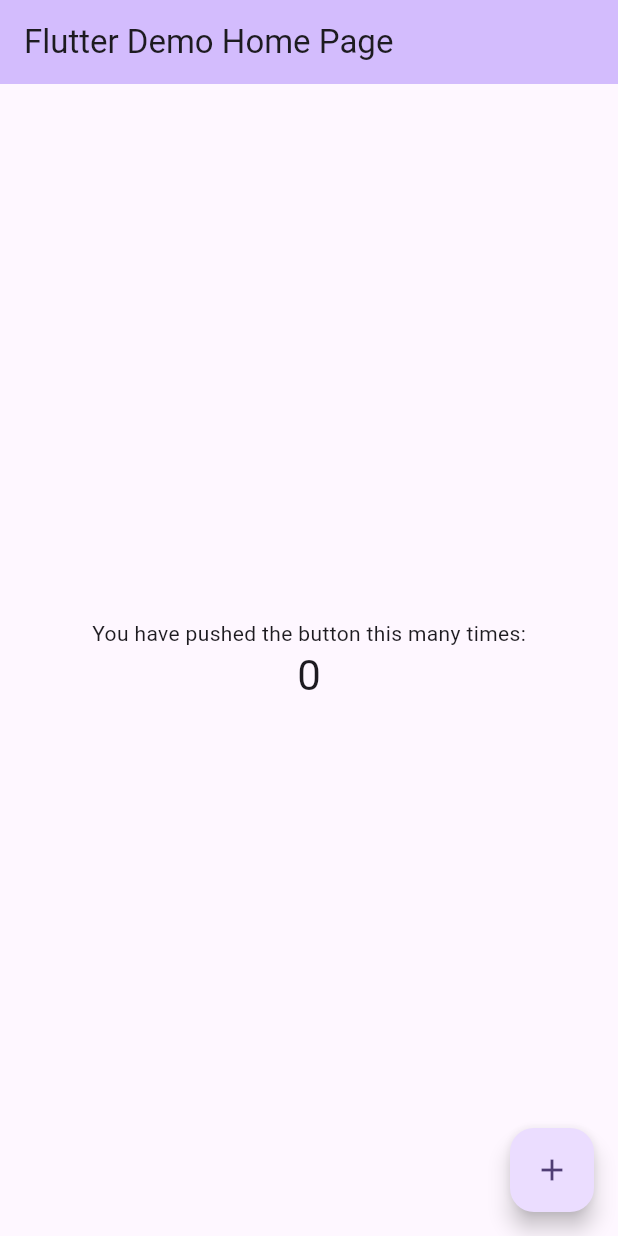
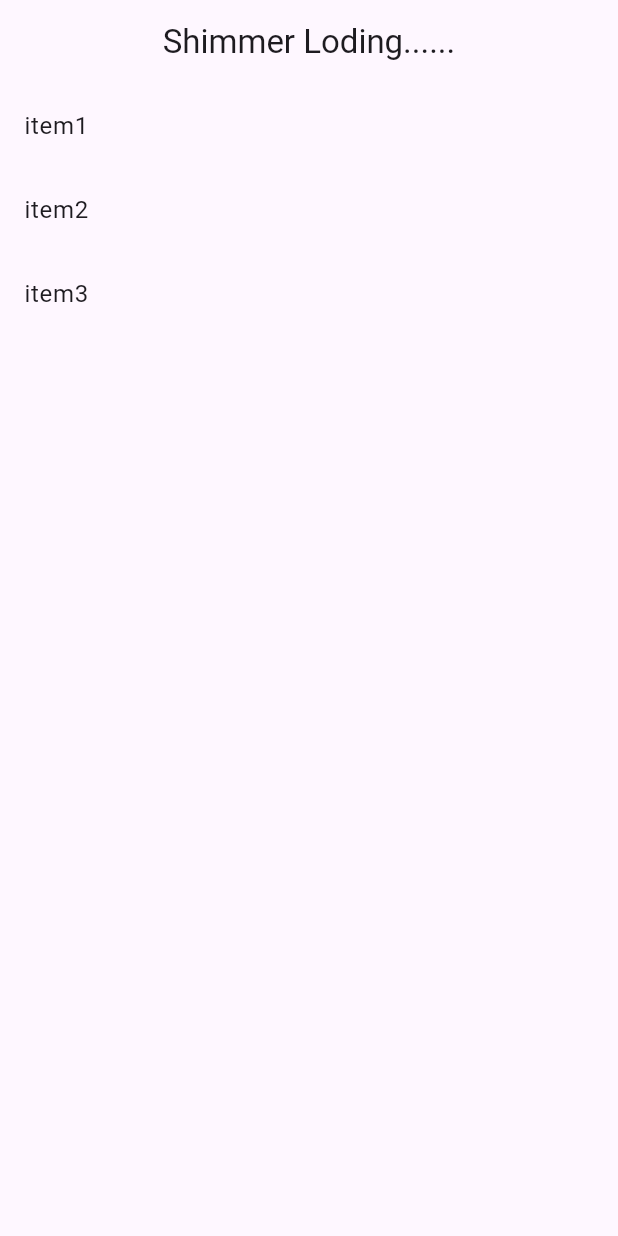
Before and after one commit to musthafamullath/shimmer_widget_workout, a Flutter app: the screen it shows after launch, on a phone screen of 412 x 824 dp. Run offline on Flutter 3.47's test engine with Material 3 defaults, Android fonts, the phone set to English and light mode, and no system bars; our stand-ins replace shimmer.

Commit message:
last commit

```diff
--- a/lib/main.dart
+++ b/lib/main.dart
@@ -1,4 +1,5 @@
 import 'package:flutter/material.dart';
+import 'package:shimmer_widget_workout/shimmer_widget_page.dart';
 
 void main() {
   runApp(const MyApp());
@@ -7,119 +8,18 @@
 class MyApp extends StatelessWidget {
   const MyApp({super.key});
 
-  // This widget is the root of your application.
+
   @override
   Widget build(BuildContext context) {
     return MaterialApp(
-      title: 'Flutter Demo',
+      debugShowCheckedModeBanner: false,
+      title: 'Shimmer Widget',
       theme: ThemeData(
-        // This is the theme of your application.
-        //
-        // TRY THIS: Try running your application with "flutter run". You'll see
-        // the application has a purple toolbar. Then, without quitting the app,
-        // try changing the seedColor in the colorScheme below to Colors.green
-        // and then invoke "hot reload" (save your changes or press the "hot
-        // reload" button in a Flutter-supported IDE, or press "r" if you used
-        // the command line to start the app).
-        //
-        // Notice that the counter didn't reset back to zero; the application
-        // state is not lost during the reload. To reset the state, use hot
-        // restart instead.
-        //
-        // This works for code too, not just values: Most code changes can be
-        // tested with just a hot reload.
+
         colorScheme: ColorScheme.fromSeed(seedColor: Colors.deepPurple),
         useMaterial3: true,
       ),
-      home: const MyHomePage(title: 'Flutter Demo Home Page'),
+      home: const ShimmerLodingPage(),
     );
   }
 }
-
-class MyHomePage extends StatefulWidget {
-  const MyHomePage({super.key, required this.title});
-
-  // This widget is the home page of your application. It is stateful, meaning
-  // that it has a State object (defined below) that contains fields that affect
-  // how it looks.
-
-  // This class is the configuration for the state. It holds the values (in this
-  // case the title) provided by the parent (in this case the App widget) and
-  // used by the build method of the State. Fields in a Widget subclass are
-  // always marked "final".
-
-  final String title;
-
-  @override
-  State<MyHomePage> createState() => _MyHomePageState();
-}
-
-class _MyHomePageState extends State<MyHomePage> {
-  int _counter = 0;
-
-  void _incrementCounter() {
-    setState(() {
-      // This call to setState tells the Flutter framework that something has
-      // changed in this State, which causes it to rerun the build method below
-      // so that the display can reflect the updated values. If we changed
-      // _counter without calling setState(), then the build method would not be
-      // called again, and so nothing would appear to happen.
-      _counter++;
-    });
-  }
-
-  @override
-  Widget build(BuildContext context) {
-    // This method is rerun every time setState is called, for instance as done
-    // by the _incrementCounter method above.
-    //
-    // The Flutter framework has been optimized to make rerunning build methods
-    // fast, so that you can just rebuild anything that needs updating rather
-    // than having to individually change instances of widgets.
-    return Scaffold(
-      appBar: AppBar(
-        // TRY THIS: Try changing the color here to a specific color (to
-        // Colors.amber, perhaps?) and trigger a hot reload to see the AppBar
-        // change color while the other colors stay the same.
-        backgroundColor: Theme.of(context).colorScheme.inversePrimary,
-        // Here we take the value from the MyHomePage object that was created by
-        // the App.build method, and use it to set our appbar title.
-        title: Text(widget.title),
-      ),
-      body: Center(
-        // Center is a layout widget. It takes a single child and positions it
-        // in the middle of the parent.
-        child: Column(
-          // Column is also a layout widget. It takes a list of children and
-          // arranges them vertically. By default, it sizes itself to fit its
-          // children horizontally, and tries to be as tall as its parent.
-          //
-          // Column has various properties to control how it sizes itself and
-          // how it positions its children. Here we use mainAxisAlignment to
-          // center the children vertically; the main axis here is the vertical
-          // axis because Columns are vertical (the cross axis would be
-          // horizontal).
-          //
-          // TRY THIS: Invoke "debug painting" (choose the "Toggle Debug Paint"
-          // action in the IDE, or press "p" in the console), to see the
-          // wireframe for each widget.
-          mainAxisAlignment: MainAxisAlignment.center,
-          children: <Widget>[
-            const Text(
-              'You have pushed the button this many times:',
-            ),
-            Text(
-              '$_counter',
-              style: Theme.of(context).textTheme.headlineMedium,
-            ),
-          ],
-        ),
-      ),
-      floatingActionButton: FloatingActionButton(
-        onPressed: _incrementCounter,
-        tooltip: 'Increment',
-        child: const Icon(Icons.add),
-      ), // This trailing comma makes auto-formatting nicer for build methods.
-    );
-  }
-}
--- /dev/null
+++ b/lib/shimmer_list_page.dart
@@ -0,0 +1,24 @@
+import 'package:flutter/material.dart';
+import 'package:shimmer/shimmer.dart';
+
+class ShimmerListPage extends StatelessWidget {
+  const ShimmerListPage({super.key});
+
+  @override
+  Widget build(BuildContext context) {
+    return Shimmer.fromColors(
+      baseColor: Colors.grey.shade300,
+      highlightColor: Colors.grey[100]!,
+      child:  ListView.builder(itemBuilder: (context, index) {
+        return  ListTile(
+          leading:const CircleAvatar(),
+          title: Container(width: double.infinity,height: 20,color: Colors.amber,),
+          subtitle:Container(width: double.infinity,height: 20,color: Colors.amber,),
+        );
+
+      },
+      itemCount: 10,
+      ),
+    );
+  }
+}
--- /dev/null
+++ b/lib/shimmer_widget_page.dart
@@ -0,0 +1,48 @@
+import 'package:flutter/material.dart';
+import 'package:shimmer_widget_workout/shimmer_list_page.dart';
+
+class ShimmerLodingPage extends StatelessWidget {
+  const ShimmerLodingPage({super.key});
+
+  @override
+  Widget build(BuildContext context) {
+    return Scaffold(
+      appBar: AppBar(
+        centerTitle: true,
+        title: const Text("Shimmer Loding......"),
+      ),
+      body: FutureBuilder(
+        future: fetchData(),
+        builder: (context, snapshot) {
+          if (snapshot.connectionState == ConnectionState.waiting) {
+            return const ShimmerListPage();
+          }
+          if(snapshot.hasError){
+            return const Center(
+              child: CircularProgressIndicator(),
+            );
+          }
+          if(snapshot.hasData){
+            return ListView.builder(itemBuilder: (context, index) {
+              final data = snapshot.data;
+              return ListTile(
+                title: Text(data![index]),
+              );
+            },
+            itemCount: snapshot.data!.length,
+            );
+          }
+          return const Center(
+            child: Text("Something Error"),
+          );
+        },
+
+      ),
+    );
+  }
+
+  Future<List<String>> fetchData() async {
+    await Future.delayed(const Duration(seconds: 5));
+    return ["item1", "item2", "item3"];
+  }
+}
```
Also changed, not shown: pubspec.yaml (+6 -16 lines), pubspec.lock.
